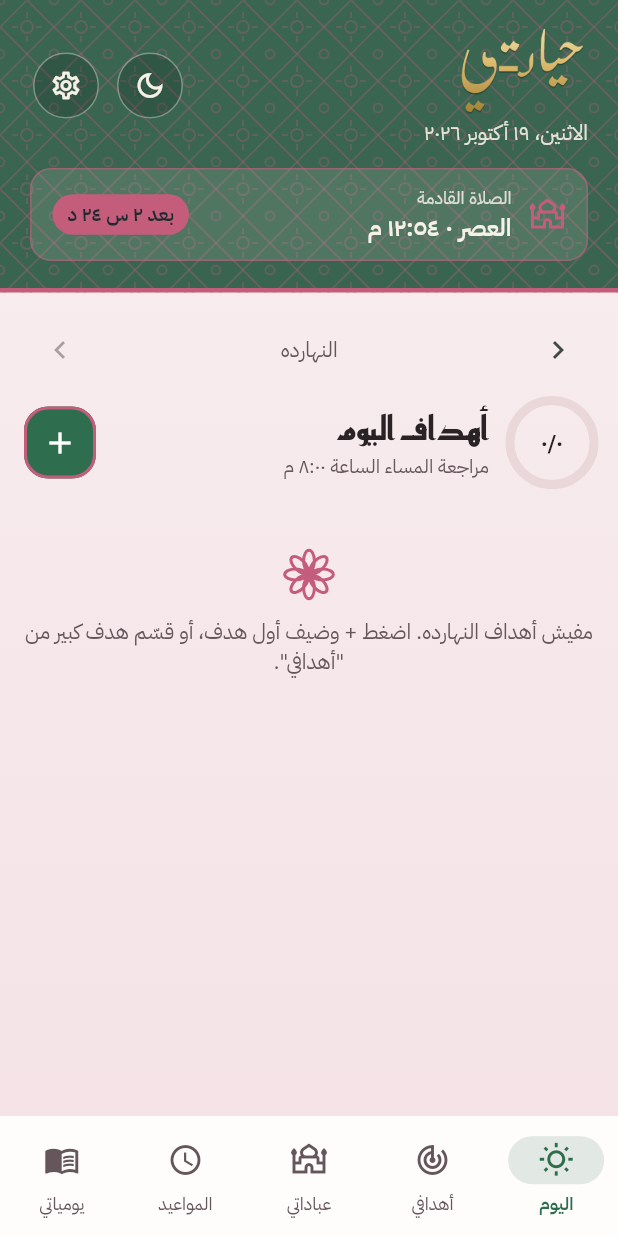
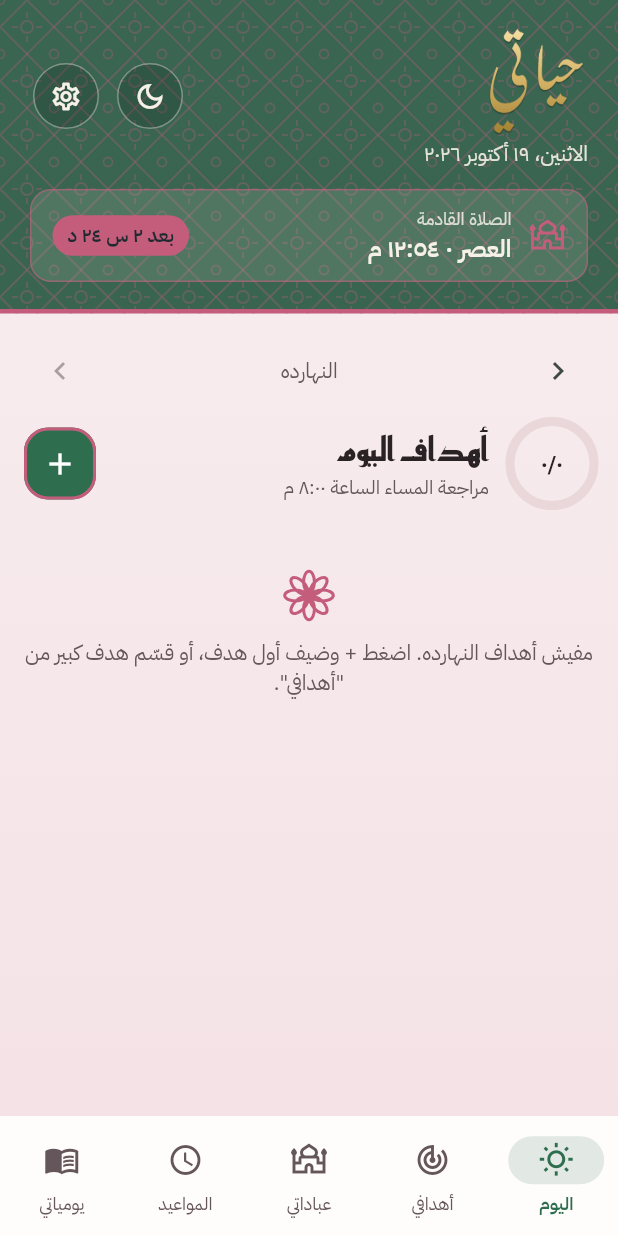
Before and after one commit to Didamony/7yaty, a Flutter app: the screen it shows after launch, on a phone screen of 412 x 824 dp. Run offline on Flutter 3.47's test engine with Material 3 defaults, Android fonts, the phone set to English and light mode, and no system bars; our stand-ins replace adhan, audioplayers, file_picker, flutter_local_notifications, google_sign_in, image_picker and 3 more; missing offline and left inert: epubx, googleapis, idb_shim, pdfx, record.

Commit message:
Join the teh and yeh in the logo
Drop the kashida so «حياتي» is written naturally, and seat the teh's
dots right on its tooth, clear of the alif. Icons and the header use
the new word.

Co-Authored-By: Claude Opus 5.5 <noreply@anthropic.com>
Claude-Session: https://claude.ai/code/session_01CiYD68xco6uDpDCBgQuNoU

```diff
--- a/lib/ui/widgets.dart
+++ b/lib/ui/widgets.dart
@@ -71,7 +71,7 @@ class OrnateHeader extends StatelessWidget {
                                 label: title,
                                 child: Image.asset(
                                   'assets/logo/logo_word.png',
-                                  height: 62,
+                                  height: 76,
                                   excludeFromSemantics: true,
                                 ),
                               )
```
Also changed, not shown: assets/logo/logo_icon.png, assets/logo/logo_word.png, 25 other files.
